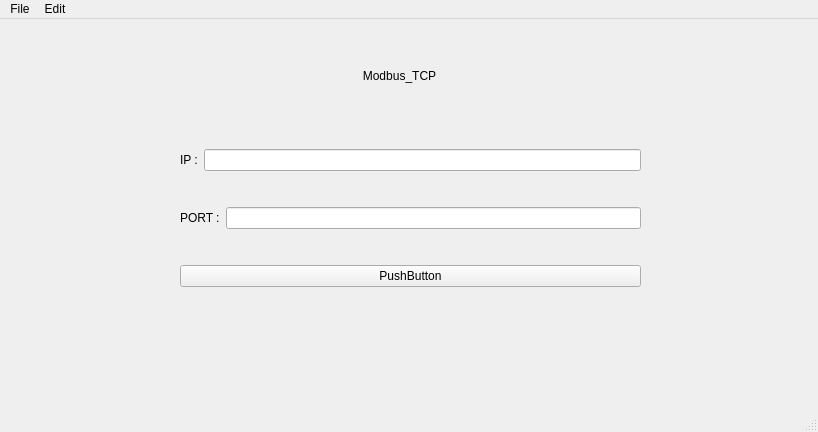
Before: the Qt Designer form pyqt5_designer/ui/Main_Window.ui in hj8239ka45/factory_of_modbus, drawn with Qt 5.
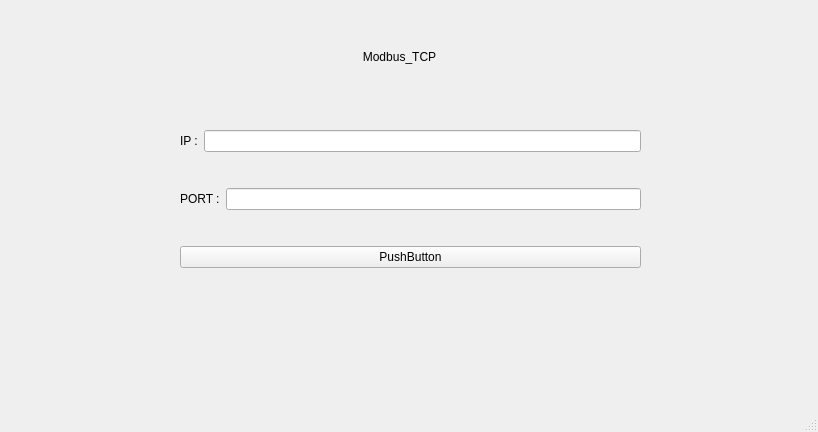
After: the same form once the commit is applied.

```diff
--- a/pyqt5_designer/ui/Main_Window.ui
+++ b/pyqt5_designer/ui/Main_Window.ui
@@ -98,37 +98,6 @@
    </widget>
   </widget>
   <widget class="QStatusBar" name="statusbar"/>
-  <widget class="QMenuBar" name="mainMenu">
-   <property name="geometry">
-    <rect>
-     <x>0</x>
-     <y>0</y>
-     <width>818</width>
-     <height>29</height>
-    </rect>
-   </property>
-   <widget class="QMenu" name="fileMenu">
-    <property name="title">
-     <string>File</string>
-    </property>
-    <addaction name="exitButton"/>
-    <addaction name="enterButton"/>
-   </widget>
-   <widget class="QMenu" name="editMenu">
-    <property name="title">
-     <string>Edit</string>
-    </property>
-    <widget class="QMenu" name="comMenu">
-     <property name="title">
-      <string>COM</string>
-     </property>
-     <addaction name="separator"/>
-    </widget>
-    <addaction name="comMenu"/>
-   </widget>
-   <addaction name="fileMenu"/>
-   <addaction name="editMenu"/>
-  </widget>
   <action name="actionCOM">
    <property name="text">
     <string>COM</string>
```
Left out of the diff: 15 changed lines with no effect on the pictures.
